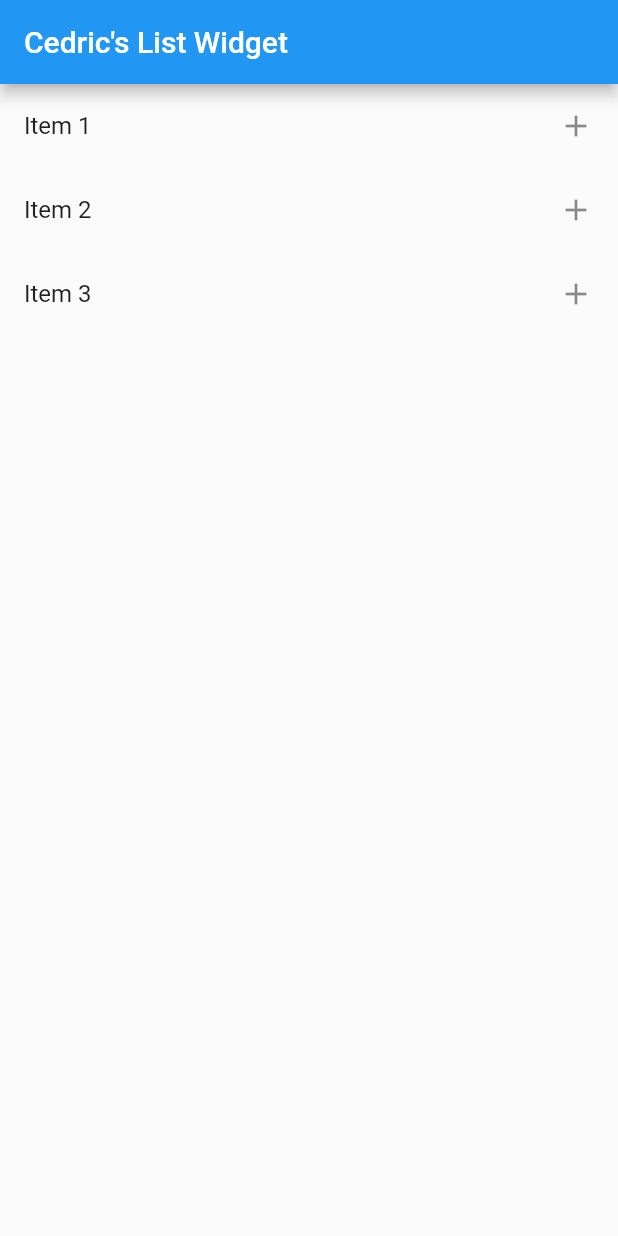
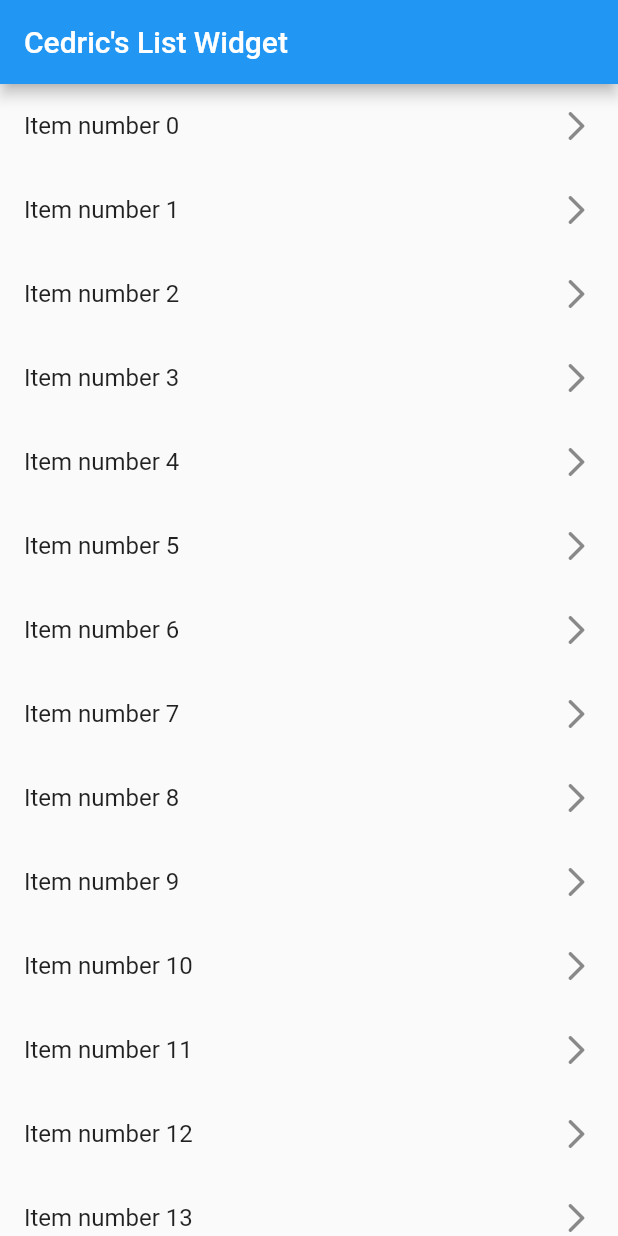
Before and after one commit to cedricbahirwe/flutter, a Flutter app: the screen it shows after launch, on a phone screen of 412 x 824 dp. Run offline on Flutter 3.47's test engine with Material 2 defaults, Android fonts, the phone set to English and light mode, and no system bars.

Commit message:
List Array (dynamic) widget

```diff
--- a/flutter_learn/lib/main.dart
+++ b/flutter_learn/lib/main.dart
@@ -2,8 +2,49 @@ import 'package:flutter/material.dart';
 import 'package:flutter/widgets.dart';
 
 void main() {
-  runApp(ListWidget());
+  runApp(ListArrayWidget());
 }
+
+
+
+class ListArrayWidget extends StatefulWidget {
+  @override
+  _ListArrayWidgetState createState() => _ListArrayWidgetState();
+}
+
+class _ListArrayWidgetState extends State<ListArrayWidget> {
+  List<int> items = List();
+
+
+  @override
+  void initState() {
+    // TODO: implement initState
+
+    for(int i=0; i<15; i++) {
+        items.add(i);
+    }
+    super.initState();
+  }
+
+  @override
+  Widget build(BuildContext context) {
+    return MaterialApp(
+      home: Scaffold(
+        appBar: AppBar(title: Text("Cedric's List Widget"), centerTitle: false,),
+        body: ListView.builder(
+          itemCount: items.length,
+            itemBuilder: (BuildContext context, int index){
+            return ListTile(
+              title: Text("Item number $index"),
+              trailing: Icon(Icons.arrow_forward_ios_rounded),
+            );
+
+            })
+      ),
+    );
+  }
+}
+
 
 class ListWidget extends StatelessWidget {
   @override
```
